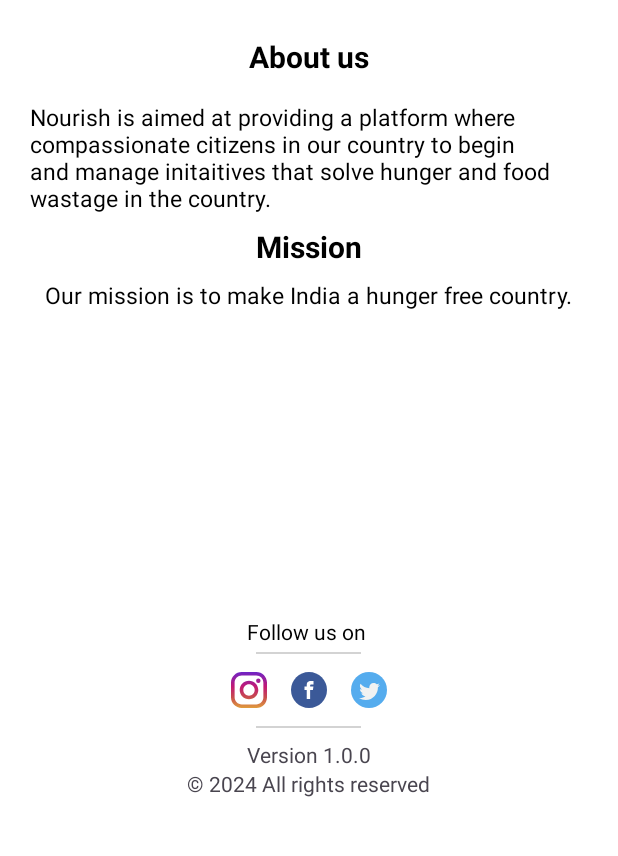
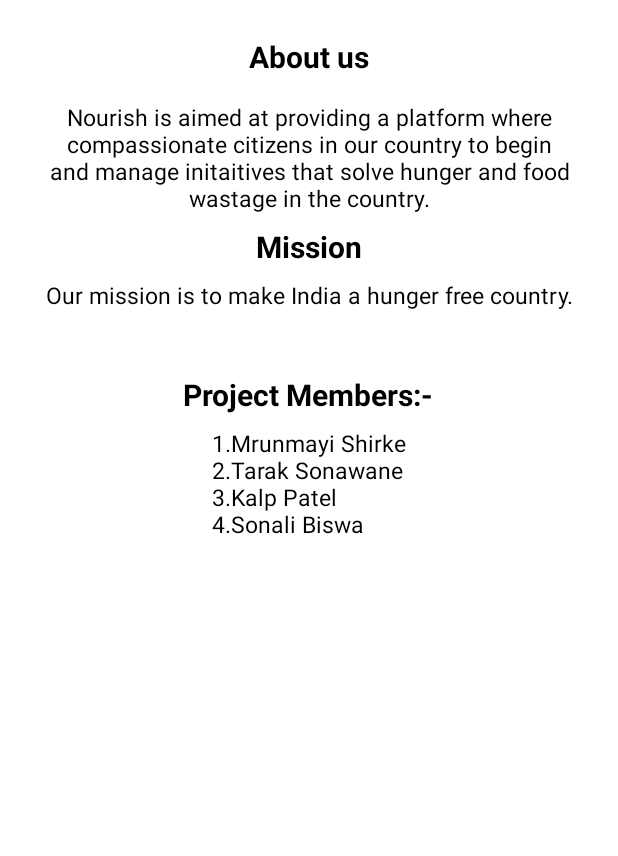
Before and after one commit to kalp-77/FoodDonation, an Android app: the AboutUsFragment screen opened through its navigation route, on a phone screen of 412 x 824 dp, the part 345-1201 px from its top. Run offline under Robolectric (Android 15) with nearby library versions, the phone set to English and light mode, and no system bars; our stand-ins replace Dagger/Hilt's generated code, Firebase (no records; nobody signed in at launch, a user with empty details on screens opened directly), navigation-ui.

Commit message:
Email fetch fixed,Added about section

```diff
--- a/app/src/main/java/com/example/foodapp/activities/MainActivity.kt
+++ b/app/src/main/java/com/example/foodapp/activities/MainActivity.kt
@@ -86,14 +86,16 @@ class MainActivity : AppCompatActivity() {
         val header = binding.navigationView.getHeaderView(0)
         val imageView = header.findViewById<ImageView>(R.id.imageView)
         val userImage = auth.currentUser?.photoUrl
-//        lifecycleScope.launch {
-//            whenCreated {
-//                RepositoryImpl.getInstance().getCurrentUserEmail {
-//                    val userEmailText = header.findViewById<android.widget.TextView>(R.id.useremail)
-//                    userEmailText.text = it
-//                }
-//            }
-//        }
+
+
+       lifecycleScope.launch {
+           whenCreated {
+               RepositoryImpl.getInstance().getCurrentUserEmail {
+                   val userEmailText = header.findViewById<android.widget.TextView>(R.id.useremail)
+                   userEmailText.text = it
+               }
+           }
+       }
 
         Glide
             .with(this)
--- a/app/src/main/res/layout/fragment_about_us.xml
+++ b/app/src/main/res/layout/fragment_about_us.xml
@@ -8,6 +8,7 @@
     android:background="@color/white"
     >
     <LinearLayout
+        android:id="@+id/ll"
         android:layout_width="match_parent"
         android:layout_height="match_parent"
         android:orientation="vertical"
@@ -39,18 +40,21 @@
             app:cardElevation="0dp"
             android:layout_marginStart="20dp"
             android:layout_marginEnd="20dp">
-            <androidx.constraintlayout.widget.ConstraintLayout
+            <LinearLayout
+                android:orientation="vertical"
                 android:layout_width="match_parent"
                 android:layout_height="match_parent">
 
                 <TextView
+                    android:layout_gravity="center"
+                    android:gravity="center"
                     android:id="@+id/textView5"
                     android:layout_width="wrap_content"
                     android:layout_height="wrap_content"
                     android:layout_marginStart="8dp"
                     android:layout_marginTop="8dp"
                     android:layout_marginEnd="8dp"
-                    android:text="Nourish is aimed at providing a platform where compassionate citizens in our country to begin and manage initaitives that solve hunger and food wastage in the country."
+                    android:text="@string/abt_test"
                     android:textColor="@color/black"
                     android:textSize="15sp"
                     app:layout_constraintEnd_toEndOf="parent"
@@ -58,6 +62,8 @@
                     app:layout_constraintTop_toTopOf="parent" />
 
                 <TextView
+                    android:layout_gravity="center"
+
                     android:id="@+id/textView16"
                     android:layout_width="wrap_content"
                     android:layout_height="wrap_content"
@@ -71,6 +77,10 @@
                     app:layout_constraintTop_toBottomOf="@+id/textView5" />
 
                 <TextView
+                    android:id="@+id/textView177"
+                    android:layout_gravity="center"
+                    android:gravity="center"
+
                     android:layout_width="wrap_content"
                     android:layout_height="wrap_content"
                     android:layout_marginTop="8dp"
@@ -83,67 +93,52 @@
                     app:layout_constraintStart_toStartOf="parent"
                     app:layout_constraintTop_toBottomOf="@+id/textView16" />
 
-            </androidx.constraintlayout.widget.ConstraintLayout>
+
+                <TextView
+                    android:layout_gravity="center"
+
+                    android:id="@+id/textView17"
+                    android:layout_width="wrap_content"
+                    android:layout_height="wrap_content"
+                    android:layout_marginTop="18dp"
+                    android:text="Project Members:-"
+                    android:textColor="@color/black"
+                    android:textSize="20sp"
+                    android:textStyle="bold"
+                    app:layout_constraintBottom_toTopOf="@id/textView178"
+                    app:layout_constraintEnd_toEndOf="parent"
+                    app:layout_constraintStart_toStartOf="parent"
+                    app:layout_constraintTop_toBottomOf="@+id/textView177"/>
+
+
+                <TextView
+
+                    android:layout_gravity="center"
+                    android:id="@+id/textView178"
+                    android:layout_width="wrap_content"
+                    android:layout_height="wrap_content"
+                    android:layout_marginTop="8dp"
+                    android:layout_marginBottom="24dp"
+                    android:text="@string/project_members"
+                    android:textColor="@color/black"
+                    android:textSize="15sp"
+                    app:layout_constraintBottom_toBottomOf="parent"
+                    app:layout_constraintEnd_toEndOf="parent"
+                    app:layout_constraintStart_toStartOf="parent"
+                    app:layout_constraintTop_toBottomOf="@+id/textView177" />
+
+
+
+
+            </LinearLayout>
+
         </androidx.cardview.widget.CardView>
 
-        <TextView
-            android:layout_width="wrap_content"
-            android:layout_height="wrap_content"
-            android:textColor="@color/black"
-            android:textSize="14sp"
-            android:layout_marginTop="180dp"
-            android:layout_gravity="center"
-            android:text="Follow us on "/>
-
-        <View
-            android:layout_width="70dp"
-            android:layout_height="1dp"
-            android:layout_marginTop="4dp"
-            android:layout_gravity="center"
-            android:background="#D3D3D3"/>
 
 
-        <LinearLayout
-            android:layout_width="wrap_content"
-            android:layout_height="wrap_content"
-            android:layout_gravity="center"
-            android:layout_marginTop="4dp"
-            android:orientation="horizontal">
-            <ImageView
-                android:layout_width="24dp"
-                android:layout_height="24dp"
-                android:layout_margin="8dp"
-                android:src="@drawable/ic_instagram"/>
-            <ImageView
-                android:layout_width="24dp"
-                android:layout_height="24dp"
-                android:layout_margin="8dp"
-                android:src="@drawable/ic_facebook"/>
-            <ImageView
-                android:layout_width="24dp"
-                android:layout_height="24dp"
-                android:layout_margin="8dp"
-                android:src="@drawable/ic_twitter"/>
-        </LinearLayout>
 
-        <View
-            android:layout_width="70dp"
-            android:layout_height="1dp"
-            android:layout_marginTop="4dp"
-            android:layout_gravity="center"
-            android:background="#D3D3D3"/>
 
-        <TextView
-            android:layout_width="wrap_content"
-            android:layout_height="wrap_content"
-            android:layout_gravity="center"
-            android:layout_marginTop="8dp"
-            android:text="Version 1.0.0"
-            android:textSize="14sp" />
-        <TextView
-            android:layout_width="wrap_content"
-            android:layout_height="wrap_content"
-            android:layout_gravity="center"
-            android:text="© 2024 All rights reserved"/>
     </LinearLayout>
+
+
 </ScrollView >
--- a/app/src/main/res/values/strings.xml
+++ b/app/src/main/res/values/strings.xml
@@ -38,5 +38,7 @@
     <string name="organization_receiver">Organization</string>
     <string name="admin">Admin</string>
     <string name="google_maps_api_key" templateMergeStrategy="preserve" translatable="false">AIzaSyDdQBakJHLY-ggyojYfwRQDKLgaLtl-lok</string>
+    <string name="abt_test">Nourish is aimed at providing a platform where compassionate citizens in our country to begin and manage initaitives that solve hunger and food wastage in the country.</string>
+    <string name="project_members">1.Mrunmayi Shirke\n2.Tarak Sonawane\n3.Kalp Patel\n4.Sonali Biswa</string>
 
 </resources>
```
Also changed, not shown: gradle/wrapper/gradle-wrapper.properties.
